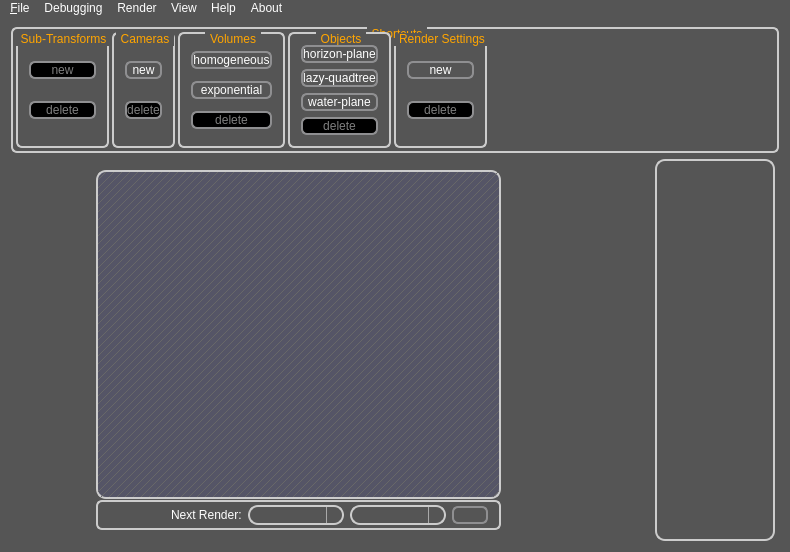
Qt form qt-frontend/SimplexGui/mainwindow.ui (phresnel/picogen) before a commit.
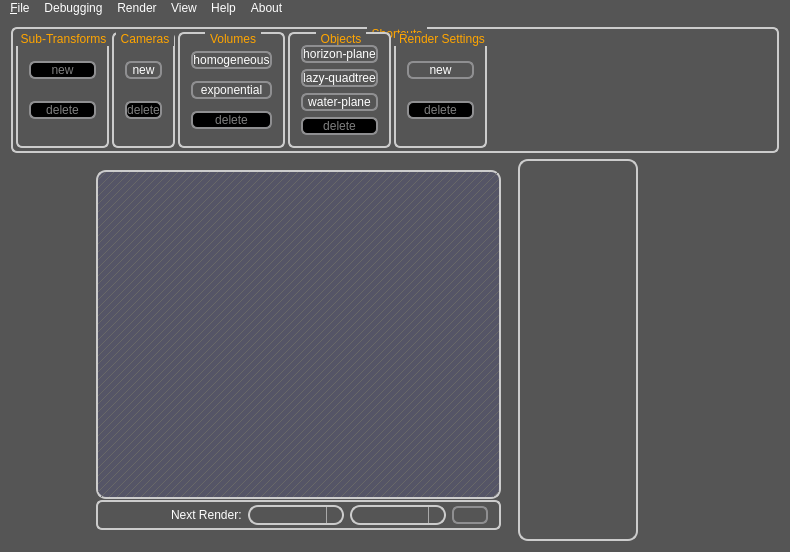
The same form after that commit. Icons and pictures are not drawn. Custom widgets are drawn as their Qt base class.

Diff of the .ui file:
```diff
--- a/qt-frontend/SimplexGui/mainwindow.ui
+++ b/qt-frontend/SimplexGui/mainwindow.ui
@@ -596,23 +596,6 @@
         </item>
        </layout>
       </widget>
-      <widget class="QuatschSourceEditor" name="codeEditor" native="true">
-       <property name="enabled">
-        <bool>false</bool>
-       </property>
-       <property name="sizePolicy">
-        <sizepolicy hsizetype="Preferred" vsizetype="Preferred">
-         <horstretch>0</horstretch>
-         <verstretch>0</verstretch>
-        </sizepolicy>
-       </property>
-       <property name="minimumSize">
-        <size>
-         <width>128</width>
-         <height>0</height>
-        </size>
-       </property>
-      </widget>
       <widget class="QFrame" name="helpFrameOuter">
        <property name="minimumSize">
         <size>
@@ -656,6 +639,52 @@
         </item>
        </layout>
       </widget>
+      <widget class="QFrame" name="codeEditorFrameOuter">
+       <property name="enabled">
+        <bool>false</bool>
+       </property>
+       <property name="sizePolicy">
+        <sizepolicy hsizetype="Preferred" vsizetype="Preferred">
+         <horstretch>0</horstretch>
+         <verstretch>0</verstretch>
+        </sizepolicy>
+       </property>
+       <property name="minimumSize">
+        <size>
+         <width>128</width>
+         <height>0</height>
+        </size>
+       </property>
+       <layout class="QVBoxLayout" name="verticalLayout_5">
+        <property name="spacing">
+         <number>1</number>
+        </property>
+        <property name="leftMargin">
+         <number>4</number>
+        </property>
+        <property name="topMargin">
+         <number>0</number>
+        </property>
+        <property name="rightMargin">
+         <number>4</number>
+        </property>
+        <property name="bottomMargin">
+         <number>0</number>
+        </property>
+        <item>
+         <widget class="QFrame" name="codeEditorFrame">
+          <layout class="QVBoxLayout" name="verticalLayout_6">
+           <property name="margin">
+            <number>0</number>
+           </property>
+           <item>
+            <widget class="QuatschSourceEditor" name="codeEditor" native="true"/>
+           </item>
+          </layout>
+         </widget>
+        </item>
+       </layout>
+      </widget>
      </widget>
     </item>
    </layout>
```
